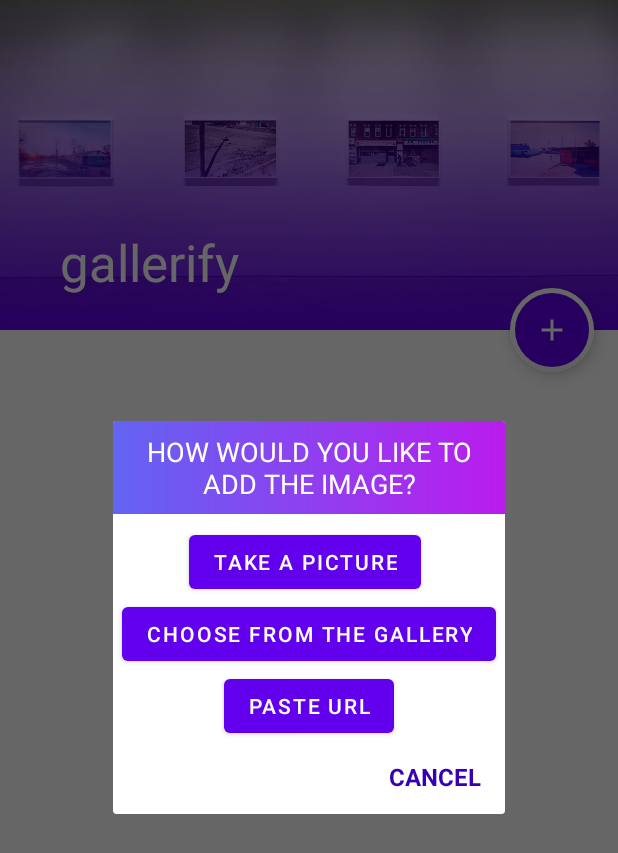
After one commit to wikktamm/gallerify, an Android app: the fragment DialogAddPicture placed in its activity, on a phone screen of 412 x 824 dp. The commit adds this screen. Shown: the top 853 px of the screen. Run offline under Robolectric (Android 15) with nearby library versions, the phone set to English and light mode, and no system bars.

Commit message:
Create custom dialog for adding pictures

```diff
--- /dev/null
+++ b/app/src/main/java/com/example/gallerify/DialogAddPicture.kt
@@ -0,0 +1,31 @@
+package com.example.gallerify
+
+import android.os.Bundle
+import android.view.LayoutInflater
+import android.view.View
+import android.view.ViewGroup
+import androidx.fragment.app.DialogFragment
+import kotlinx.android.synthetic.main.dialog_add_picture.*
+
+
+class DialogAddPicture : DialogFragment() {
+    private var _onOptionCameraClickListener: (() -> Unit)? = null
+    fun setOnOptionCameraClickListener(func: (() -> Unit)) {
+        _onOptionCameraClickListener = func
+    }
+
+    override fun onCreateView(
+        inflater: LayoutInflater,
+        container: ViewGroup?,
+        savedInstanceState: Bundle?
+    ): View? {
+        return inflater.inflate(R.layout.dialog_add_picture, container, false)
+    }
+
+    override fun onViewCreated(view: View, savedInstanceState: Bundle?) {
+        super.onViewCreated(view, savedInstanceState)
+        btCamera.setOnClickListener {
+            _onOptionCameraClickListener?.invoke()
+        }
+    }
+}
--- a/app/src/main/java/com/example/gallerify/MainActivity.kt
+++ b/app/src/main/java/com/example/gallerify/MainActivity.kt
@@ -1,7 +1,11 @@
 package com.example.gallerify
 
 import android.os.Bundle
+import android.widget.Toast
+import androidx.appcompat.app.AlertDialog
 import androidx.appcompat.app.AppCompatActivity
+import androidx.appcompat.widget.AlertDialogLayout
+import kotlinx.android.synthetic.main.activity_main.*
 
 
 class MainActivity : AppCompatActivity() {
@@ -9,6 +13,7 @@ class MainActivity : AppCompatActivity() {
     override fun onCreate(savedInstanceState: Bundle?) {
         super.onCreate(savedInstanceState)
         setContentView(R.layout.activity_main)
+        setListeners()
 //        imageView.buildDrawingCache(true)
         // To use default options:
 //        val labeler = ImageLabeling.getClient(ImageLabelerOptions.DEFAULT_OPTIONS)
@@ -35,6 +40,23 @@ class MainActivity : AppCompatActivity() {
 //        }
 
 
+    }
+
+    private fun setListeners() {
+        fab.setOnClickListener {
+//            AlertDialog.Builder(this)
+//                .setView(R.layout.dialog_add_picture)
+//                .setNegativeButton("Cancel") { dialogInterface, _ ->
+//                    dialogInterface.dismiss()
+//                }.setTitle("")
+//                .create().show()
+            val dialog = DialogAddPicture()
+            dialog.setOnOptionCameraClickListener {
+                Toast.makeText(this, "aaa", Toast.LENGTH_SHORT).show()
+            }
+
+            dialog.show(supportFragmentManager, "dialog1")
+        }
 
     }
 }
--- /dev/null
+++ b/app/src/main/java/com/example/gallerify/models/LabelledImage.kt
@@ -0,0 +1,4 @@
+package com.example.gallerify.models
+
+data class LabelledImage(val url: String, val tags : MutableList<String>) {
+}
--- /dev/null
+++ b/app/src/main/res/drawable/gradient_background_dialog.xml
@@ -0,0 +1,7 @@
+<?xml version="1.0" encoding="utf-8"?>
+<shape xmlns:android="http://schemas.android.com/apk/res/android">
+    <gradient
+        android:type="linear"
+        android:startColor="#6364F2"
+        android:endColor="#BA1CED"/>
+</shape>
--- a/app/src/main/res/layout/activity_main.xml
+++ b/app/src/main/res/layout/activity_main.xml
@@ -69,6 +69,7 @@
     <com.google.android.material.floatingactionbutton.FloatingActionButton
         android:layout_width="wrap_content"
         android:layout_height="wrap_content"
+        android:id="@+id/fab"
         android:layout_margin="16dp"
         android:layout_marginBottom="10dp"
         android:backgroundTint="@color/colorPrimary"
--- /dev/null
+++ b/app/src/main/res/layout/dialog_add_picture.xml
@@ -0,0 +1,74 @@
+<?xml version="1.0" encoding="utf-8"?>
+<androidx.constraintlayout.widget.ConstraintLayout xmlns:android="http://schemas.android.com/apk/res/android"
+    xmlns:app="http://schemas.android.com/apk/res-auto"
+    xmlns:tools="http://schemas.android.com/tools"
+    android:layout_width="wrap_content"
+    android:layout_height="wrap_content">
+
+    <Button
+        android:id="@+id/btCamera"
+        android:layout_width="wrap_content"
+        android:layout_height="wrap_content"
+        android:layout_marginLeft="6dp"
+        android:layout_marginTop="8dp"
+        android:layout_marginEnd="6dp"
+        android:text="Take a picture"
+        app:layout_constraintEnd_toEndOf="parent"
+        app:layout_constraintHorizontal_bias="0.5"
+        app:layout_constraintStart_toStartOf="parent"
+        app:layout_constraintTop_toBottomOf="@+id/tvTitle" />
+
+    <Button
+        android:id="@+id/btGallery"
+        android:layout_width="wrap_content"
+        android:layout_height="wrap_content"
+        android:layout_marginStart="6dp"
+        android:layout_marginEnd="6dp"
+        android:text="Choose from the gallery"
+        app:layout_constraintEnd_toEndOf="parent"
+        app:layout_constraintHorizontal_bias="0.5"
+        app:layout_constraintStart_toStartOf="parent"
+        app:layout_constraintTop_toBottomOf="@+id/btCamera" />
+
+    <Button
+        android:id="@+id/btUrl"
+        android:layout_width="wrap_content"
+        android:layout_height="wrap_content"
+        android:layout_marginStart="6dp"
+        android:layout_marginEnd="6dp"
+        android:text="Paste url"
+        app:layout_constraintEnd_toEndOf="parent"
+        app:layout_constraintHorizontal_bias="0.5"
+        app:layout_constraintStart_toStartOf="parent"
+        app:layout_constraintTop_toBottomOf="@+id/btGallery" />
+
+    <TextView
+        android:id="@+id/tvCancel"
+        android:layout_width="wrap_content"
+        android:layout_height="wrap_content"
+        android:layout_marginTop="12dp"
+        android:layout_marginEnd="16dp"
+        android:layout_marginBottom="14dp"
+        android:text="CANCEL"
+        android:textColor="@color/colorPrimaryDark"
+        android:textSize="16sp"
+        android:textStyle="bold"
+        app:layout_constraintBottom_toBottomOf="parent"
+        app:layout_constraintEnd_toEndOf="parent"
+        app:layout_constraintTop_toBottomOf="@+id/btUrl" />
+
+    <TextView
+        android:id="@+id/tvTitle"
+        android:layout_width="0dp"
+        android:layout_height="wrap_content"
+        android:background="@drawable/gradient_background_dialog"
+        android:gravity="center"
+        android:padding="8dp"
+        android:text="How would you like to add the image?"
+        android:textAllCaps="true"
+        android:textColor="@color/white"
+        android:textSize="18sp"
+        app:layout_constraintEnd_toEndOf="parent"
+        app:layout_constraintStart_toStartOf="parent"
+        app:layout_constraintTop_toTopOf="parent" />
+</androidx.constraintlayout.widget.ConstraintLayout>
--- a/app/src/main/res/values/styles.xml
+++ b/app/src/main/res/values/styles.xml
@@ -1,6 +1,6 @@
 <resources>
     <!-- Base application theme. -->
-    <style name="AppTheme" parent="Theme.MaterialComponents.Light.DarkActionBar">
+    <style name="AppTheme" parent="Theme.MaterialComponents.DayNight.DarkActionBar">
         <!-- Customize your theme here. -->
         <item name="colorPrimary">@color/colorPrimary</item>
         <item name="colorPrimaryDark">@color/colorPrimaryDark</item>
```
Also changed, not shown: app/build.gradle (+8 -1 lines), app/src/main/java/com/example/gallerify/adapters/ImageAdapter.kt (added, +36 -0 lines), app/src/main/res/layout/row_photo.xml (added, +33 -0 lines).
